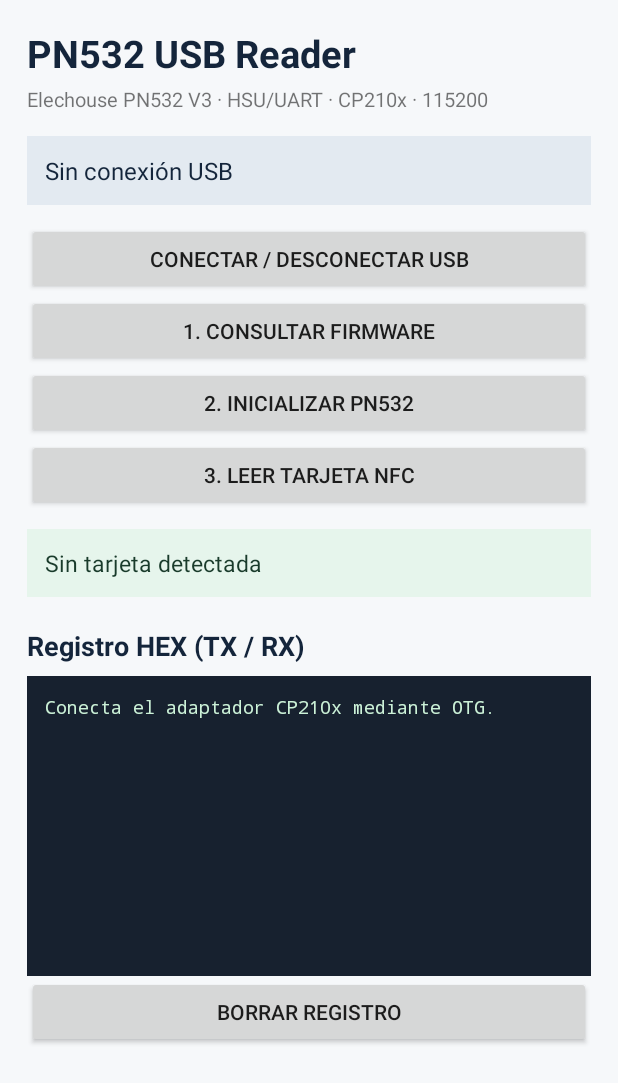
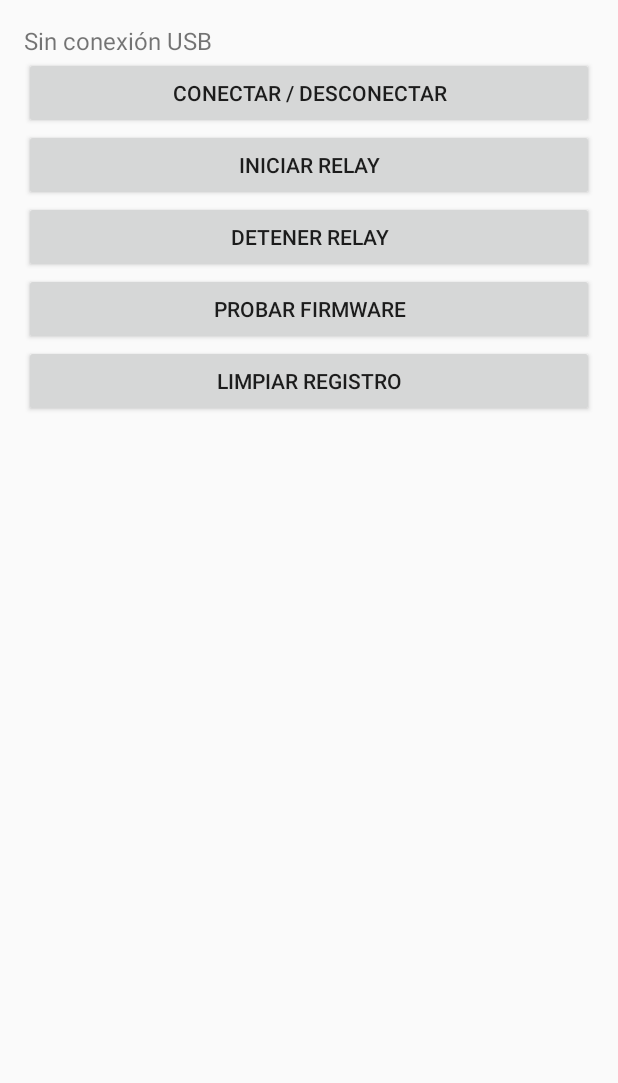
Before and after one commit to adriancorreacgcg/PN532-Android-USB, an Android app: the layout activity_main.xml on its own in the app's theme, with its tools: preview values and no code run, on a phone screen of 412 x 824 dp. Shown: the top 1083 px of the screen. Run offline under Robolectric (Android 15) with nearby library versions, the phone set to English and light mode, and no system bars.

Commit message:
Actualizar activity_main.xml

```diff
--- a/app/src/main/res/layout/activity_main.xml
+++ b/app/src/main/res/layout/activity_main.xml
@@ -1,107 +1,64 @@
 <?xml version="1.0" encoding="utf-8"?>
 <ScrollView xmlns:android="http://schemas.android.com/apk/res/android"
     android:layout_width="match_parent"
-    android:layout_height="match_parent"
-    android:fillViewport="true"
-    android:background="#F6F8FA">
+    android:layout_height="match_parent">
 
     <LinearLayout
         android:layout_width="match_parent"
         android:layout_height="wrap_content"
-        android:padding="18dp"
-        android:orientation="vertical">
-
-        <TextView
-            android:layout_width="match_parent"
-            android:layout_height="wrap_content"
-            android:text="PN532 USB Reader"
-            android:textSize="25sp"
-            android:textStyle="bold"
-            android:textColor="#14253B" />
-
-        <TextView
-            android:layout_width="match_parent"
-            android:layout_height="wrap_content"
-            android:layout_marginTop="4dp"
-            android:text="Elechouse PN532 V3 · HSU/UART · CP210x · 115200"
-            android:textSize="13sp" />
+        android:orientation="vertical"
+        android:padding="16dp">
 
         <TextView
             android:id="@+id/status"
             android:layout_width="match_parent"
             android:layout_height="wrap_content"
-            android:layout_marginTop="15dp"
-            android:padding="12dp"
-            android:background="#E3EAF1"
-            android:textColor="#14253B"
-            android:text="Sin conexión USB"
-            android:textSize="16sp" />
+            android:textSize="16sp"
+            android:text="Sin conexión USB" />
 
         <Button
             android:id="@+id/connectButton"
             android:layout_width="match_parent"
             android:layout_height="wrap_content"
-            android:layout_marginTop="12dp"
-            android:text="Conectar / desconectar USB" />
+            android:text="Conectar / Desconectar" />
+
+        <Button
+            android:id="@+id/relayButton"
+            android:layout_width="match_parent"
+            android:layout_height="wrap_content"
+            android:text="Iniciar relay" />
+
+        <Button
+            android:id="@+id/stopButton"
+            android:layout_width="match_parent"
+            android:layout_height="wrap_content"
+            android:text="Detener relay" />
 
         <Button
             android:id="@+id/firmwareButton"
             android:layout_width="match_parent"
             android:layout_height="wrap_content"
-            android:text="1. Consultar firmware" />
+            android:text="Probar firmware" />
 
         <Button
-            android:id="@+id/initButton"
+            android:id="@+id/clearButton"
             android:layout_width="match_parent"
             android:layout_height="wrap_content"
-            android:text="2. Inicializar PN532" />
-
-        <Button
-            android:id="@+id/readButton"
-            android:layout_width="match_parent"
-            android:layout_height="wrap_content"
-            android:text="3. Leer tarjeta NFC" />
+            android:text="Limpiar registro" />
 
         <TextView
             android:id="@+id/cardInfo"
             android:layout_width="match_parent"
             android:layout_height="wrap_content"
-            android:layout_marginTop="12dp"
-            android:padding="12dp"
-            android:background="#E6F5EC"
-            android:textColor="#193B2B"
-            android:textSize="15sp"
-            android:textIsSelectable="true"
-            android:text="Sin tarjeta detectada" />
-
-        <TextView
-            android:layout_width="match_parent"
-            android:layout_height="wrap_content"
-            android:layout_marginTop="20dp"
-            android:text="Registro HEX (TX / RX)"
-            android:textSize="18sp"
-            android:textStyle="bold"
-            android:textColor="#14253B" />
+            android:paddingTop="8dp"
+            android:paddingBottom="8dp"
+            android:textSize="14sp" />
 
         <TextView
             android:id="@+id/logText"
             android:layout_width="match_parent"
             android:layout_height="wrap_content"
-            android:layout_marginTop="8dp"
-            android:padding="12dp"
-            android:background="#17212F"
-            android:textColor="#CCF2D8"
-            android:textSize="12sp"
-            android:fontFamily="monospace"
-            android:textIsSelectable="true"
-            android:minHeight="200dp"
-            android:text="Conecta el adaptador CP210x mediante OTG.\n" />
-
-        <Button
-            android:id="@+id/clearButton"
-            android:layout_width="match_parent"
-            android:layout_height="wrap_content"
-            android:text="Borrar registro" />
-
+            android:textSize="11sp"
+            android:textIsSelectable="true" />
     </LinearLayout>
 </ScrollView>
```
